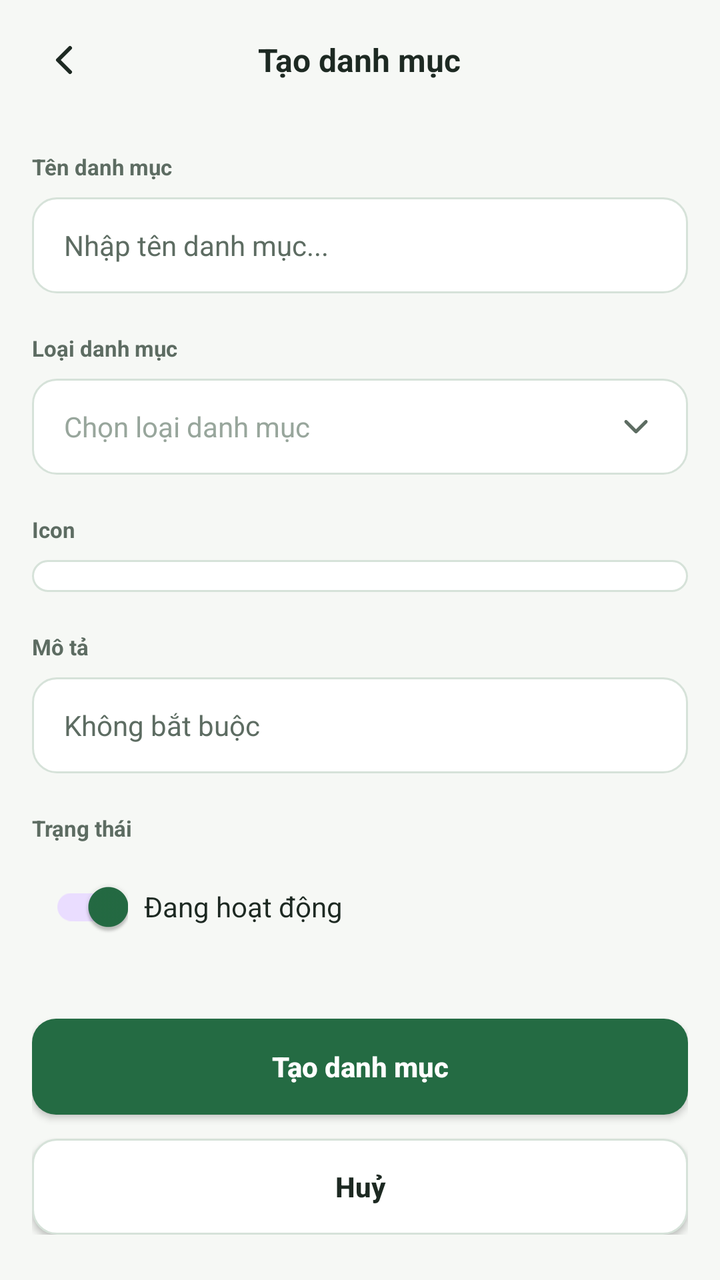
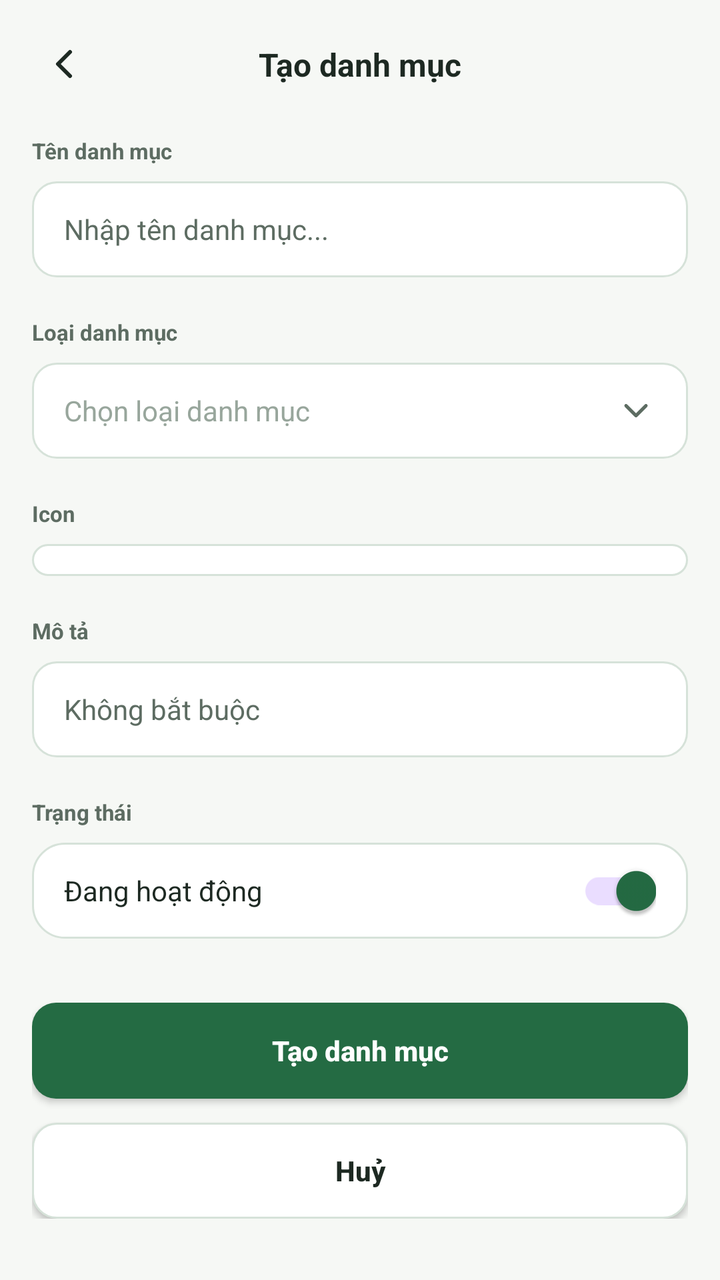

The first picture is an Android layout as it rendered before a commit; the second is the same layout after the commit. The layout source and the unified diff follow.
<!-- AndroidManifest.xml: application theme Theme.Fintrack -->
<!-- res/layout/activity_category_add.xml -->
<?xml version="1.0" encoding="utf-8"?>
<androidx.constraintlayout.widget.ConstraintLayout xmlns:android="http://schemas.android.com/apk/res/android"
    xmlns:app="http://schemas.android.com/apk/res-auto"
    android:layout_width="match_parent"
    android:layout_height="match_parent"
    android:background="@color/bg_app_canvas"
    android:fitsSystemWindows="true">

    
    <RelativeLayout
        android:id="@+id/rlHeader"
        android:layout_width="match_parent"
        android:layout_height="wrap_content"
        android:paddingHorizontal="@dimen/spacing_16"
        android:paddingTop="@dimen/spacing_16"
        android:paddingBottom="@dimen/spacing_12"
        app:layout_constraintTop_toTopOf="parent">

        <ImageView
            android:id="@+id/btnBack"
            android:layout_width="@dimen/icon_back_size"
            android:layout_height="@dimen/icon_back_size"
            android:layout_alignParentStart="true"
            android:layout_centerVertical="true"
            android:background="?attr/selectableItemBackgroundBorderless"
            android:contentDescription="@null"
            android:padding="4dp"
            android:src="@drawable/ic_arrow_back"
            app:tint="@color/text_primary" />

        <TextView
            android:layout_width="wrap_content"
            android:layout_height="wrap_content"
            android:layout_centerInParent="true"
            android:text="@string/category_add_title"
            android:textColor="@color/text_primary"
            android:textSize="@dimen/text_size_title_section"
            android:textStyle="bold" />
    </RelativeLayout>

    
    <ScrollView
        android:layout_width="match_parent"
        android:layout_height="0dp"
        android:clipToPadding="false"
        android:paddingBottom="@dimen/spacing_24"
        app:layout_constraintBottom_toBottomOf="parent"
        app:layout_constraintTop_toBottomOf="@id/rlHeader">

        <LinearLayout
            android:layout_width="match_parent"
            android:layout_height="wrap_content"
            android:orientation="vertical"
            android:paddingHorizontal="@dimen/spacing_16">

            
            <TextView
                android:layout_width="wrap_content"
                android:layout_height="wrap_content"
                android:layout_marginTop="@dimen/spacing_16"
                android:text="@string/category_name_label"
                android:textColor="@color/text_secondary"
                android:textSize="@dimen/text_size_caption"
                android:textStyle="bold" />

            <EditText
                android:id="@+id/etCategoryName"
                android:layout_width="match_parent"
                android:layout_height="@dimen/input_height"
                android:layout_marginTop="@dimen/spacing_8"
                android:autofillHints="name"
                android:background="@drawable/bg_currency_box"
                android:hint="@string/category_name_hint"
                android:inputType="textCapWords"
                android:paddingHorizontal="@dimen/spacing_16"
                android:textColor="@color/text_primary"
                android:textColorHint="@color/text_hint"
                android:textSize="@dimen/text_size_body_primary" />

            
            <TextView
                android:layout_width="wrap_content"
                android:layout_height="wrap_content"
                android:layout_marginTop="@dimen/spacing_20"
                android:text="@string/category_type_label"
                android:textColor="@color/text_secondary"
                android:textSize="@dimen/text_size_caption"
                android:textStyle="bold" />

            <RelativeLayout
                android:id="@+id/btnSelectCategoryType"
                android:layout_width="match_parent"
                android:layout_height="@dimen/input_height"
                android:layout_marginTop="@dimen/spacing_8"
                android:background="@drawable/bg_currency_box"
                android:paddingHorizontal="@dimen/spacing_16">

                <TextView
                    android:id="@+id/tvSelectedCategoryType"
                    android:layout_width="wrap_content"
                    android:layout_height="wrap_content"
                    android:layout_alignParentStart="true"
                    android:layout_centerVertical="true"
                    android:text="Chọn loại danh mục"
                    android:textColor="@color/text_disabled"
                    android:textSize="@dimen/text_size_body_primary" />

                <ImageView
                    android:layout_width="20dp"
                    android:layout_height="20dp"
                    android:layout_alignParentEnd="true"
                    android:layout_centerVertical="true"
                    android:contentDescription="@null"
                    android:src="@drawable/ic_chevron_down"
                    app:tint="@color/text_secondary" />
            </RelativeLayout>

            
            <TextView
                android:layout_width="wrap_content"
                android:layout_height="wrap_content"
                android:layout_marginTop="@dimen/spacing_20"
                android:text="@string/category_icon_label"
                android:textColor="@color/text_secondary"
                android:textSize="@dimen/text_size_caption"
                android:textStyle="bold" />

            <androidx.recyclerview.widget.RecyclerView
                android:id="@+id/rvIconPicker"
                android:layout_width="match_parent"
                android:layout_height="wrap_content"
                android:layout_marginTop="@dimen/spacing_8"
                android:background="@drawable/bg_card_white"
                android:padding="@dimen/spacing_8" />

            
            <TextView
                android:layout_width="wrap_content"
                android:layout_height="wrap_content"
                android:layout_marginTop="@dimen/spacing_20"
                android:text="@string/category_description_label"
                android:textColor="@color/text_secondary"
                android:textSize="@dimen/text_size_caption"
                android:textStyle="bold" />

            <EditText
                android:id="@+id/etDescription"
                android:layout_width="match_parent"
                android:layout_height="@dimen/input_height"
                android:layout_marginTop="@dimen/spacing_8"
                android:autofillHints="none"
                android:background="@drawable/bg_currency_box"
                android:hint="Không bắt buộc"
                android:inputType="text"
                android:paddingHorizontal="@dimen/spacing_16"
                android:textColor="@color/text_primary"
                android:textColorHint="@color/text_hint"
                android:textSize="@dimen/text_size_body_primary" />

            
            <TextView
                android:layout_width="wrap_content"
                android:layout_height="wrap_content"
                android:layout_marginTop="@dimen/spacing_20"
                android:text="@string/category_status_label"
                android:textColor="@color/text_secondary"
                android:textSize="@dimen/text_size_caption"
                android:textStyle="bold" />

            <LinearLayout
                android:layout_width="wrap_content"
                android:layout_height="wrap_content"
                android:layout_marginTop="@dimen/spacing_8"
                android:gravity="center_vertical"
                android:orientation="horizontal">

                <com.google.android.material.switchmaterial.SwitchMaterial
                    android:id="@+id/switchStatus"
                    android:layout_width="wrap_content"
                    android:layout_height="wrap_content"
                    android:checked="true"
                    app:useMaterialThemeColors="true" />

                <TextView
                    android:id="@+id/tvStatusLabel"
                    android:layout_width="wrap_content"
                    android:layout_height="wrap_content"
                    android:layout_marginStart="@dimen/spacing_8"
                    android:text="@string/status_active"
                    android:textColor="@color/text_primary"
                    android:textSize="@dimen/text_size_body_primary" />
            </LinearLayout>

            
            <androidx.appcompat.widget.AppCompatButton
                android:id="@+id/btnCreateCategory"
                android:layout_width="match_parent"
                android:layout_height="@dimen/button_height"
                android:layout_marginTop="@dimen/spacing_32"
                android:background="@drawable/bg_button_primary"
                android:text="@string/btn_create_category"
                android:textAllCaps="false"
                android:textColor="@color/white"
                android:textSize="@dimen/text_size_button"
                android:textStyle="bold" />

            <androidx.appcompat.widget.AppCompatButton
                android:id="@+id/btnCancel"
                android:layout_width="match_parent"
                android:layout_height="@dimen/button_height"
                android:layout_marginTop="@dimen/spacing_12"
                android:background="@drawable/bg_button_outline"
                android:text="@string/btn_cancel"
                android:textAllCaps="false"
                android:textColor="@color/text_primary"
                android:textSize="@dimen/text_size_button"
                android:textStyle="bold" />

        </LinearLayout>
    </ScrollView>

</androidx.constraintlayout.widget.ConstraintLayout>
<!-- resources referenced by this layout -->
<resources>
  <color name="bg_app_canvas">@color/neutral_canvas</color>
  <color name="text_disabled">@color/neutral_text_400</color>
  <color name="text_hint">@color/neutral_text_600</color>
  <color name="text_primary">@color/neutral_text_900</color>
  <color name="text_secondary">@color/neutral_text_600</color>
  <color name="white">#FFFFFF</color>
  <dimen name="button_height">48dp</dimen>
  <dimen name="icon_back_size">32dp</dimen>
  <dimen name="input_height">48dp</dimen>
  <dimen name="spacing_12">12dp</dimen>
  <dimen name="spacing_16">16dp</dimen>
  <dimen name="spacing_20">20dp</dimen>
  <dimen name="spacing_24">24dp</dimen>
  <dimen name="spacing_32">32dp</dimen>
  <dimen name="spacing_8">8dp</dimen>
  <dimen name="text_size_body_primary">14sp</dimen>
  <dimen name="text_size_button">14sp</dimen>
  <dimen name="text_size_caption">11sp</dimen>
  <dimen name="text_size_title_section">16sp</dimen>
  <!-- drawable bg_button_outline (drawable) -->
  <?xml version="1.0" encoding="utf-8"?>
  <shape xmlns:android="http://schemas.android.com/apk/res/android"
      android:shape="rectangle">
      <solid android:color="#FFFFFF" />
      <stroke android:width="1dp" android:color="#D6E2D9" />
      <corners android:radius="12dp" />
  </shape>
  <!-- drawable bg_card_white (drawable) -->
  <?xml version="1.0" encoding="utf-8"?>
  <shape xmlns:android="http://schemas.android.com/apk/res/android"
      android:shape="rectangle">
      <solid android:color="@color/bg_card_surface" />
      <stroke
          android:width="1dp"
          android:color="@color/divider_light" />
      <corners android:radius="@dimen/radius_card" />
  </shape>
  <!-- drawable bg_currency_box (drawable) -->
  <?xml version="1.0" encoding="utf-8"?>
  <shape xmlns:android="http://schemas.android.com/apk/res/android"
      android:shape="rectangle">
      <solid android:color="#FFFFFF" />
      <stroke android:width="1dp" android:color="#D6E2D9" />
      <corners android:radius="12dp" />
  </shape>
  <string name="btn_cancel">Huỷ</string>
  <string name="btn_create_category">Tạo danh mục</string>
  <string name="category_add_title">Tạo danh mục</string>
  <string name="category_description_label">Mô tả</string>
  <string name="category_icon_label">Icon</string>
  <string name="category_name_hint">Nhập tên danh mục...</string>
  <string name="category_name_label">Tên danh mục</string>
  <string name="category_status_label">Trạng thái</string>
  <string name="category_type_label">Loại danh mục</string>
  <string name="status_active">Đang hoạt động</string>
  <style name="Theme.Fintrack" parent="Base.Theme.Fintrack" />
  <color name="neutral_canvas">#F6F8F5</color>
  <color name="neutral_text_400">#98A69C</color>
  <color name="neutral_text_600">#5D6C62</color>
  <color name="neutral_text_900">#1D2922</color>
  <color name="color_primary_pressed">@color/green_brand_800</color>
  <color name="color_primary">@color/green_brand_700</color>
  <dimen name="radius_input_button">12dp</dimen>
  <color name="bg_card_surface">@color/neutral_surface</color>
  <color name="divider_light">@color/neutral_border</color>
  <dimen name="radius_card">16dp</dimen>
  <color name="green_brand_800">#1C5636</color>
  <color name="green_brand_700">#246B43</color>
  <color name="neutral_surface">#FFFFFF</color>
  <color name="neutral_border">#D6E2D9</color>
  <color name="text_on_primary">@color/neutral_surface</color>
  <color name="color_accent">@color/green_accent_500</color>
  <color name="bg_surface_secondary">@color/neutral_surface_alt</color>
  <color name="green_accent_500">#4CAF50</color>
  <color name="neutral_surface_alt">#F0F4F0</color>
  <!-- unchanged entries left out for length: 4 -->
</resources>

<!-- the commit's change to res/layout/activity_category_add.xml (unified diff, before → after) -->
@@ -7,7 +7,7 @@
     android:fitsSystemWindows="true">
 
     
-    <RelativeLayout
+    <androidx.constraintlayout.widget.ConstraintLayout
         android:id="@+id/rlHeader"
         android:layout_width="match_parent"
         android:layout_height="wrap_content"
@@ -20,203 +20,229 @@
             android:id="@+id/btnBack"
             android:layout_width="@dimen/icon_back_size"
             android:layout_height="@dimen/icon_back_size"
-            android:layout_alignParentStart="true"
-            android:layout_centerVertical="true"
             android:background="?attr/selectableItemBackgroundBorderless"
             android:contentDescription="@null"
             android:padding="4dp"
             android:src="@drawable/ic_arrow_back"
+            app:layout_constraintBottom_toBottomOf="parent"
+            app:layout_constraintStart_toStartOf="parent"
+            app:layout_constraintTop_toTopOf="parent"
             app:tint="@color/text_primary" />
 
         <TextView
-            android:layout_width="wrap_content"
+            android:id="@+id/tvHeaderTitle"
+            android:layout_width="0dp"
             android:layout_height="wrap_content"
-            android:layout_centerInParent="true"
+            android:layout_marginHorizontal="@dimen/spacing_8"
+            android:gravity="center"
             android:text="@string/category_add_title"
             android:textColor="@color/text_primary"
             android:textSize="@dimen/text_size_title_section"
-            android:textStyle="bold" />
-    </RelativeLayout>
+            android:textStyle="bold"
+            app:layout_constraintBottom_toBottomOf="parent"
+            app:layout_constraintEnd_toEndOf="parent"
+            app:layout_constraintStart_toStartOf="parent"
+            app:layout_constraintTop_toTopOf="parent" />
+
+    </androidx.constraintlayout.widget.ConstraintLayout>
 
     
     <ScrollView
         android:layout_width="match_parent"
         android:layout_height="0dp"
         android:clipToPadding="false"
+        android:fillViewport="true"
+        android:overScrollMode="never"
         android:paddingBottom="@dimen/spacing_24"
         app:layout_constraintBottom_toBottomOf="parent"
         app:layout_constraintTop_toBottomOf="@id/rlHeader">
 
-        <LinearLayout
+        <androidx.constraintlayout.widget.ConstraintLayout
             android:layout_width="match_parent"
             android:layout_height="wrap_content"
-            android:orientation="vertical"
             android:paddingHorizontal="@dimen/spacing_16">
 
-            
-            <TextView
-                android:layout_width="wrap_content"
+            <LinearLayout
+                android:id="@+id/llFormContainer"
+                android:layout_width="0dp"
                 android:layout_height="wrap_content"
-                android:layout_marginTop="@dimen/spacing_16"
-                android:text="@string/category_name_label"
-                android:textColor="@color/text_secondary"
-                android:textSize="@dimen/text_size_caption"
-                android:textStyle="bold" />
-
-            <EditText
-                android:id="@+id/etCategoryName"
-                android:layout_width="match_parent"
-                android:layout_height="@dimen/input_height"
-                android:layout_marginTop="@dimen/spacing_8"
-                android:autofillHints="name"
-                android:background="@drawable/bg_currency_box"
-                android:hint="@string/category_name_hint"
-                android:inputType="textCapWords"
-                android:paddingHorizontal="@dimen/spacing_16"
-                android:textColor="@color/text_primary"
-                android:textColorHint="@color/text_hint"
-                android:textSize="@dimen/text_size_body_primary" />
-
-            
-            <TextView
-                android:layout_width="wrap_content"
-                android:layout_height="wrap_content"
-                android:layout_marginTop="@dimen/spacing_20"
-                android:text="@string/category_type_label"
-                android:textColor="@color/text_secondary"
-                android:textSize="@dimen/text_size_caption"
-                android:textStyle="bold" />
-
-            <RelativeLayout
-                android:id="@+id/btnSelectCategoryType"
-                android:layout_width="match_parent"
-                android:layout_height="@dimen/input_height"
-                android:layout_marginTop="@dimen/spacing_8"
-                android:background="@drawable/bg_currency_box"
-                android:paddingHorizontal="@dimen/spacing_16">
-
-                <TextView
-                    android:id="@+id/tvSelectedCategoryType"
-                    android:layout_width="wrap_content"
-                    android:layout_height="wrap_content"
-                    android:layout_alignParentStart="true"
-                    android:layout_centerVertical="true"
-                    android:text="Chọn loại danh mục"
-                    android:textColor="@color/text_disabled"
+                android:orientation="vertical"
+                app:layout_constraintEnd_toEndOf="parent"
+                app:layout_constraintStart_toStartOf="parent"
+                app:layout_constraintTop_toTopOf="parent"
+                app:layout_constraintWidth_max="440dp">
+
+                
+                <TextView
+                    android:layout_width="wrap_content"
+                    android:layout_height="wrap_content"
+                    android:layout_marginTop="@dimen/spacing_8"
+                    android:text="@string/category_name_label"
+                    android:textColor="@color/text_secondary"
+                    android:textSize="@dimen/text_size_caption"
+                    android:textStyle="bold" />
+
+                <EditText
+                    android:id="@+id/etCategoryName"
+                    android:layout_width="match_parent"
+                    android:layout_height="@dimen/input_height"
+                    android:layout_marginTop="@dimen/spacing_8"
+                    android:autofillHints="name"
+                    android:background="@drawable/bg_currency_box"
+                    android:hint="@string/category_name_hint"
+                    android:inputType="text"
+                    android:paddingHorizontal="@dimen/spacing_16"
+                    android:singleLine="true"
+                    android:textColor="@color/text_primary"
+                    android:textColorHint="@color/text_hint"
                     android:textSize="@dimen/text_size_body_primary" />
 
-                <ImageView
-                    android:layout_width="20dp"
-                    android:layout_height="20dp"
-                    android:layout_alignParentEnd="true"
-                    android:layout_centerVertical="true"
-                    android:contentDescription="@null"
-                    android:src="@drawable/ic_chevron_down"
-                    app:tint="@color/text_secondary" />
-            </RelativeLayout>
-
-            
-            <TextView
-                android:layout_width="wrap_content"
-                android:layout_height="wrap_content"
-                android:layout_marginTop="@dimen/spacing_20"
-                android:text="@string/category_icon_label"
-                android:textColor="@color/text_secondary"
-                android:textSize="@dimen/text_size_caption"
-                android:textStyle="bold" />
-
-            <androidx.recyclerview.widget.RecyclerView
-                android:id="@+id/rvIconPicker"
-                android:layout_width="match_parent"
-                android:layout_height="wrap_content"
-                android:layout_marginTop="@dimen/spacing_8"
-                android:background="@drawable/bg_card_white"
-                android:padding="@dimen/spacing_8" />
-
-            
-            <TextView
-                android:layout_width="wrap_content"
-                android:layout_height="wrap_content"
-                android:layout_marginTop="@dimen/spacing_20"
-                android:text="@string/category_description_label"
-                android:textColor="@color/text_secondary"
-                android:textSize="@dimen/text_size_caption"
-                android:textStyle="bold" />
-
-            <EditText
-                android:id="@+id/etDescription"
-                android:layout_width="match_parent"
-                android:layout_height="@dimen/input_height"
-                android:layout_marginTop="@dimen/spacing_8"
-                android:autofillHints="none"
-                android:background="@drawable/bg_currency_box"
-                android:hint="Không bắt buộc"
-                android:inputType="text"
-                android:paddingHorizontal="@dimen/spacing_16"
-                android:textColor="@color/text_primary"
-                android:textColorHint="@color/text_hint"
-                android:textSize="@dimen/text_size_body_primary" />
-
-            
-            <TextView
-                android:layout_width="wrap_content"
-                android:layout_height="wrap_content"
-                android:layout_marginTop="@dimen/spacing_20"
-                android:text="@string/category_status_label"
-                android:textColor="@color/text_secondary"
-                android:textSize="@dimen/text_size_caption"
-                android:textStyle="bold" />
-
-            <LinearLayout
-                android:layout_width="wrap_content"
-                android:layout_height="wrap_content"
-                android:layout_marginTop="@dimen/spacing_8"
-                android:gravity="center_vertical"
-                android:orientation="horizontal">
-
-                <com.google.android.material.switchmaterial.SwitchMaterial
-                    android:id="@+id/switchStatus"
-                    android:layout_width="wrap_content"
-                    android:layout_height="wrap_content"
-                    android:checked="true"
-                    app:useMaterialThemeColors="true" />
-
-                <TextView
-                    android:id="@+id/tvStatusLabel"
-                    android:layout_width="wrap_content"
-                    android:layout_height="wrap_content"
-                    android:layout_marginStart="@dimen/spacing_8"
-                    android:text="@string/status_active"
+                
+                <TextView
+                    android:layout_width="wrap_content"
+                    android:layout_height="wrap_content"
+                    android:layout_marginTop="@dimen/spacing_20"
+                    android:text="@string/category_type_label"
+                    android:textColor="@color/text_secondary"
+                    android:textSize="@dimen/text_size_caption"
+                    android:textStyle="bold" />
+
+                <RelativeLayout
+                    android:id="@+id/btnSelectCategoryType"
+                    android:layout_width="match_parent"
+                    android:layout_height="@dimen/input_height"
+                    android:layout_marginTop="@dimen/spacing_8"
+                    android:background="@drawable/bg_currency_box"
+                    android:paddingHorizontal="@dimen/spacing_16">
+
+                    <ImageView
+                        android:id="@+id/ivChevron"
+                        android:layout_width="20dp"
+                        android:layout_height="20dp"
+                        android:layout_alignParentEnd="true"
+                        android:layout_centerVertical="true"
+                        android:contentDescription="@null"
+                        android:src="@drawable/ic_chevron_down"
+                        app:tint="@color/text_secondary" />
+
+                    <TextView
+                        android:id="@+id/tvSelectedCategoryType"
+                        android:layout_width="match_parent"
+                        android:layout_height="wrap_content"
+                        android:layout_alignParentStart="true"
+                        android:layout_centerVertical="true"
+                        android:layout_toStartOf="@id/ivChevron"
+                        android:text="@string/select_category_type_placeholder"
+                        android:textColor="@color/text_disabled"
+                        android:textSize="@dimen/text_size_body_primary" />
+                </RelativeLayout>
+
+                
+                <TextView
+                    android:layout_width="wrap_content"
+                    android:layout_height="wrap_content"
+                    android:layout_marginTop="@dimen/spacing_20"
+                    android:text="@string/category_icon_label"
+                    android:textColor="@color/text_secondary"
+                    android:textSize="@dimen/text_size_caption"
+                    android:textStyle="bold" />
+
+                <androidx.recyclerview.widget.RecyclerView
+                    android:id="@+id/rvIconPicker"
+                    android:layout_width="match_parent"
+                    android:layout_height="wrap_content"
+                    android:layout_marginTop="@dimen/spacing_8"
+                    android:background="@drawable/bg_card_white"
+                    android:padding="@dimen/spacing_8" />
+
+                
+                <TextView
+                    android:layout_width="wrap_content"
+                    android:layout_height="wrap_content"
+                    android:layout_marginTop="@dimen/spacing_20"
+                    android:text="@string/category_description_label"
+                    android:textColor="@color/text_secondary"
+                    android:textSize="@dimen/text_size_caption"
+                    android:textStyle="bold" />
+
+                <EditText
+                    android:id="@+id/etDescription"
+                    android:layout_width="match_parent"
+                    android:layout_height="@dimen/input_height"
+                    android:layout_marginTop="@dimen/spacing_8"
+                    android:autofillHints="none"
+                    android:background="@drawable/bg_currency_box"
+                    android:hint="@string/optional_hint"
+                    android:inputType="text"
+                    android:paddingHorizontal="@dimen/spacing_16"
                     android:textColor="@color/text_primary"
+                    android:textColorHint="@color/text_hint"
                     android:textSize="@dimen/text_size_body_primary" />
+
+                
+                <TextView
+                    android:layout_width="wrap_content"
+                    android:layout_height="wrap_content"
+                    android:layout_marginTop="@dimen/spacing_20"
+                    android:text="@string/category_status_label"
+                    android:textColor="@color/text_secondary"
+                    android:textSize="@dimen/text_size_caption"
+                    android:textStyle="bold" />
+
+                <LinearLayout
+                    android:layout_width="match_parent"
+                    android:layout_height="@dimen/input_height"
+                    android:layout_marginTop="@dimen/spacing_8"
+                    android:background="@drawable/bg_card_white"
+                    android:gravity="center_vertical"
+                    android:orientation="horizontal"
+                    android:paddingHorizontal="@dimen/spacing_16">
+
+                    <TextView
+                        android:id="@+id/tvStatusLabel"
+                        android:layout_width="0dp"
+                        android:layout_height="wrap_content"
+                        android:layout_weight="1"
+                        android:text="@string/status_active"
+                        android:textColor="@color/text_primary"
+                        android:textSize="@dimen/text_size_body_primary" />
+
+                    <com.google.android.material.switchmaterial.SwitchMaterial
+                        android:id="@+id/switchStatus"
+                        android:layout_width="wrap_content"
+                        android:layout_height="wrap_content"
+                        android:checked="true" />
+                </LinearLayout>
+
+                
+                <androidx.appcompat.widget.AppCompatButton
+                    android:id="@+id/btnCreateCategory"
+                    android:layout_width="match_parent"
+                    android:layout_height="@dimen/button_height"
+                    android:layout_marginTop="@dimen/spacing_32"
+                    android:background="@drawable/bg_button_primary"
+                    android:text="@string/btn_create_category"
+                    android:textAllCaps="false"
+                    android:textColor="@color/white"
+                    android:textSize="@dimen/text_size_button"
+                    android:textStyle="bold" />
+
+                <androidx.appcompat.widget.AppCompatButton
+                    android:id="@+id/btnCancel"
+                    android:layout_width="match_parent"
+                    android:layout_height="@dimen/button_height"
+                    android:layout_marginTop="@dimen/spacing_12"
+                    android:background="@drawable/bg_button_outline"
+                    android:text="@string/btn_cancel"
+                    android:textAllCaps="false"
+                    android:textColor="@color/text_primary"
+                    android:textSize="@dimen/text_size_button"
+                    android:textStyle="bold" />
+
             </LinearLayout>
 
-            
-            <androidx.appcompat.widget.AppCompatButton
-                android:id="@+id/btnCreateCategory"
-                android:layout_width="match_parent"
-                android:layout_height="@dimen/button_height"
-                android:layout_marginTop="@dimen/spacing_32"
-                android:background="@drawable/bg_button_primary"
-                android:text="@string/btn_create_category"
-                android:textAllCaps="false"
-                android:textColor="@color/white"
-                android:textSize="@dimen/text_size_button"
-                android:textStyle="bold" />
-
-            <androidx.appcompat.widget.AppCompatButton
-                android:id="@+id/btnCancel"
-                android:layout_width="match_parent"
-                android:layout_height="@dimen/button_height"
-                android:layout_marginTop="@dimen/spacing_12"
-                android:background="@drawable/bg_button_outline"
-                android:text="@string/btn_cancel"
-                android:textAllCaps="false"
-                android:textColor="@color/text_primary"
-                android:textSize="@dimen/text_size_button"
-                android:textStyle="bold" />
-
-        </LinearLayout>
+        </androidx.constraintlayout.widget.ConstraintLayout>
+
     </ScrollView>
 
 </androidx.constraintlayout.widget.ConstraintLayout>
<!-- resource entries referenced after the edit -->
@@ -54,6 +54,8 @@
   <string name="category_name_label">Tên danh mục</string>
   <string name="category_status_label">Trạng thái</string>
   <string name="category_type_label">Loại danh mục</string>
+  <string name="optional_hint">Không bắt buộc</string>
+  <string name="select_category_type_placeholder">Chọn loại danh mục</string>
   <string name="status_active">Đang hoạt động</string>
   <style name="Theme.Fintrack" parent="Base.Theme.Fintrack" />
   <color name="neutral_canvas">#F6F8F5</color>
